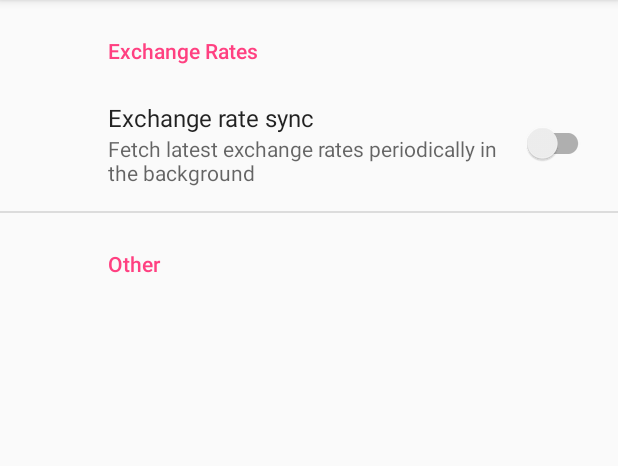
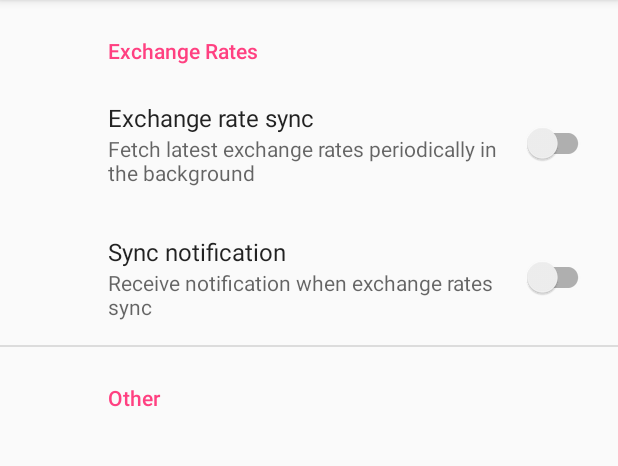
Before and after one commit to JoshuaJamesOng/konvert, an Android app: the SettingsFragment screen opened through its navigation route, on a phone screen of 412 x 824 dp, the part 84-550 px from its top. Run offline under Robolectric (Android 15) with nearby library versions, the phone set to English and light mode, and no system bars; our stand-ins replace Dagger/Hilt's generated code, RxJava, Timber, androidx.preference; libraries missing offline, so code that uses them is left out: arrow.core, com.github.ajalt.timberkt, com.jakewharton.retrofit2, com.ww.roxie; pictures from the network do not load; 12 statements that could not run were skipped.

Commit message:
Add preference for sync notifications

```diff
--- a/app/build.gradle
+++ b/app/build.gradle
@@ -99,6 +99,7 @@ dependencies {
     implementation 'androidx.appcompat:appcompat:1.1.0-alpha04'
     implementation 'androidx.constraintlayout:constraintlayout:2.0.0-alpha4'
     implementation 'androidx.fragment:fragment-ktx:1.1.0-alpha06'
+    implementation 'androidx.core:core-ktx:1.1.0-alpha05'
 
     implementation 'com.github.ajalt:timberkt:1.5.1'
     implementation 'com.squareup.retrofit2:retrofit:2.5.0'
@@ -123,6 +124,8 @@ dependencies {
 
     implementation "androidx.navigation:navigation-fragment-ktx:2.1.0-alpha02"
     implementation "androidx.navigation:navigation-ui-ktx:2.1.0-alpha02"
+
+    implementation "androidx.preference:preference-ktx:1.1.0-alpha04"
 
     implementation 'com.google.dagger:dagger:2.22.1'
     kapt 'com.google.dagger:dagger-compiler:2.22.1'
--- a/app/src/main/res/values/strings.xml
+++ b/app/src/main/res/values/strings.xml
@@ -8,4 +8,8 @@
     <!-- Settings -->
     <string name="settings_link">Settings</string>
 
+    <!-- Notifications -->
+    <string name="default_channel_name">Default Notifications</string>
+    <string name="default_channel_description">Notification not belonging to a specific channel</string>
+
 </resources>
--- a/settings/src/main/res/xml/preferences.xml
+++ b/settings/src/main/res/xml/preferences.xml
@@ -16,6 +16,11 @@
             app:summary="Fetch latest exchange rates periodically in the background"
             app:title="Exchange rate sync" />
 
+        <SwitchPreferenceCompat
+            app:key="sync_notification"
+            app:summary="Receive notification when exchange rates sync"
+            app:title="Sync notification" />
+
     </PreferenceCategory>
 
     <PreferenceCategory
```
Also changed, not shown: app/src/main/java/com/ongtonnesoup/konvert/currency/refresh/RefreshExchangeRatesWorker.kt (+14 -0 lines).
